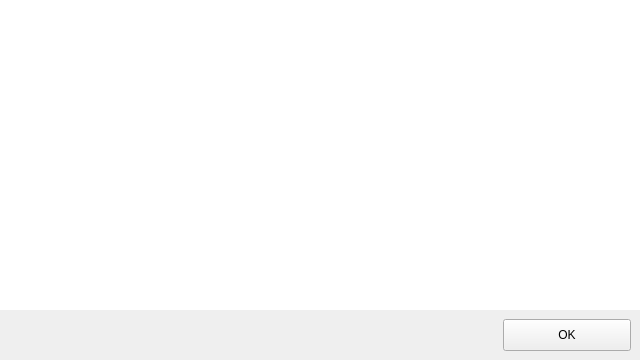
Before: the Qt Designer form mainwindow.ui in mrfeod/AdmiNotice-C, drawn with Qt 5.
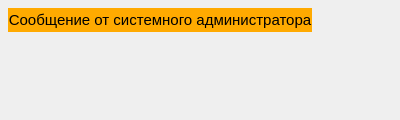
After: the same form once the commit is applied.

```diff
--- a/mainwindow.ui
+++ b/mainwindow.ui
@@ -9,20 +9,26 @@
    <rect>
     <x>0</x>
     <y>0</y>
-    <width>640</width>
-    <height>360</height>
+    <width>400</width>
+    <height>120</height>
    </rect>
   </property>
+  <property name="sizePolicy">
+   <sizepolicy hsizetype="Minimum" vsizetype="Minimum">
+    <horstretch>0</horstretch>
+    <verstretch>0</verstretch>
+   </sizepolicy>
+  </property>
   <property name="minimumSize">
    <size>
-    <width>640</width>
-    <height>360</height>
+    <width>0</width>
+    <height>0</height>
    </size>
   </property>
   <property name="maximumSize">
    <size>
-    <width>640</width>
-    <height>360</height>
+    <width>16777215</width>
+    <height>16777215</height>
    </size>
   </property>
   <property name="contextMenuPolicy">
@@ -32,88 +38,81 @@
    <string>Admin Notice</string>
   </property>
   <widget class="QWidget" name="centralWidget">
-   <layout class="QGridLayout" name="gridLayout">
+   <property name="sizePolicy">
+    <sizepolicy hsizetype="Preferred" vsizetype="Preferred">
+     <horstretch>0</horstretch>
+     <verstretch>0</verstretch>
+    </sizepolicy>
+   </property>
+   <property name="styleSheet">
+    <string notr="true">QWidget[objectName=&quot;centralWidget&quot;] {
+	background-color: #000000;
+	border-color: #ffaa00;
+	border-style: solid;
+	border-width: 4px;
+}</string>
+   </property>
+   <layout class="QVBoxLayout" name="verticalLayout">
+    <property name="spacing">
+     <number>4</number>
+    </property>
+    <property name="sizeConstraint">
+     <enum>QLayout::SetFixedSize</enum>
+    </property>
     <property name="leftMargin">
-     <number>0</number>
+     <number>8</number>
     </property>
     <property name="topMargin">
-     <number>0</number>
+     <number>8</number>
     </property>
     <property name="rightMargin">
-     <number>0</number>
+     <number>8</number>
     </property>
     <property name="bottomMargin">
-     <number>0</number>
+     <number>8</number>
     </property>
-    <property name="spacing">
-     <number>0</number>
-    </property>
-    <item row="2" column="0">
-     <layout class="QHBoxLayout" name="horizontalLayout">
-      <property name="leftMargin">
-       <number>9</number>
+    <item>
+     <widget class="QLabel" name="label">
+      <property name="sizePolicy">
+       <sizepolicy hsizetype="MinimumExpanding" vsizetype="Minimum">
+        <horstretch>0</horstretch>
+        <verstretch>0</verstretch>
+       </sizepolicy>
       </property>
-      <property name="topMargin">
-       <number>9</number>
+      <property name="minimumSize">
+       <size>
+        <width>0</width>
+        <height>24</height>
+       </size>
       </property>
-      <property name="rightMargin">
-       <number>9</number>
+      <property name="maximumSize">
+       <size>
+        <width>16777215</width>
+        <height>24</height>
+       </size>
       </property>
-      <property name="bottomMargin">
-       <number>9</number>
-      </property>
-      <item>
-       <spacer name="horizontalSpacer">
-        <property name="orientation">
-         <enum>Qt::Horizontal</enum>
-        </property>
-        <property name="sizeHint" stdset="0">
-         <size>
-          <width>40</width>
-          <height>20</height>
-         </size>
-        </property>
-       </spacer>
-      </item>
-      <item>
-       <widget class="QPushButton" name="pushButton">
-        <property name="minimumSize">
-         <size>
-          <width>128</width>
-          <height>32</height>
-         </size>
-        </property>
-        <property name="maximumSize">
-         <size>
-          <width>128</width>
-          <height>32</height>
-         </size>
-        </property>
-        <property name="text">
-         <string>OK</string>
-        </property>
-       </widget>
-      </item>
-     </layout>
-    </item>
-    <item row="0" column="0">
-     <widget class="QTextBrowser" name="textField">
       <property name="font">
        <font>
-        <pointsize>16</pointsize>
+        <pointsize>11</pointsize>
        </font>
       </property>
-      <property name="frameShape">
-       <enum>QFrame::NoFrame</enum>
+      <property name="layoutDirection">
+       <enum>Qt::LeftToRight</enum>
       </property>
-      <property name="frameShadow">
-       <enum>QFrame::Plain</enum>
+      <property name="styleSheet">
+       <string notr="true">background-color: rgb(255, 170, 0);</string>
       </property>
-      <property name="lineWidth">
-       <number>0</number>
+      <property name="text">
+       <string>Сообщение от системного администратора</string>
       </property>
-      <property name="openExternalLinks">
-       <bool>true</bool>
+      <property name="textFormat">
+       <enum>Qt::RichText</enum>
+      </property>
+      <property name="alignment">
+       <set>Qt::AlignCenter</set>
+      </property>
+      <property name="textInteractionFlags">
+       <set>Qt::NoTextInteraction</set>
       </property>
      </widget>
     </item>
```
Left out of the diff: 3 changed lines with no effect on the pictures.
